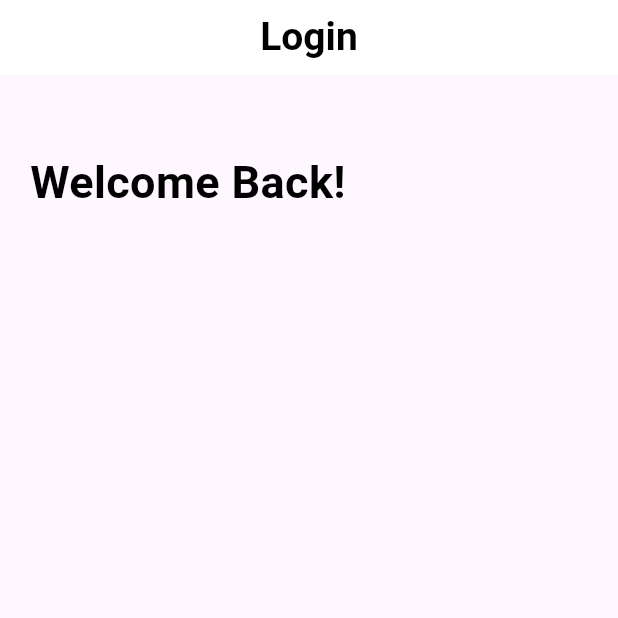
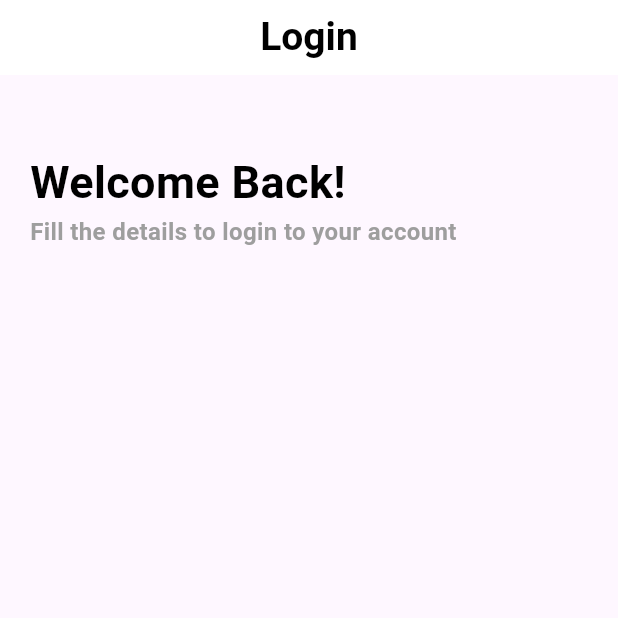
Before and after one commit to Jakaria1152/Job-Finder-, a Flutter app: the screen it shows after launch, on a phone screen of 412 x 824 dp, the top half of it. Run offline on Flutter 3.47's test engine with Material 3 defaults, Android fonts, the phone set to English and light mode, and no system bars.

```diff
--- a/lib/views/ui/login_page.dart
+++ b/lib/views/ui/login_page.dart
@@ -40,7 +40,14 @@ child: GestureDetector(
           padding: EdgeInsets.zero,
           children: [
 SizedBox(height: 50,),
-            ReusableText(text: 'Welcome Back!', style: TextStyle(fontSize: 30,fontWeight: FontWeight.w600, color: Colors.black))
+            ReusableText(text: 'Welcome Back!', style: TextStyle(fontSize: 30,fontWeight: FontWeight.w600, color: Colors.black)),
+            ReusableText(text: 'Fill the details to login to your account', style: TextStyle(
+              color: Colors.grey,
+              fontSize: 16,
+              fontWeight: FontWeight.w600
+            )),
+            SizedBox(height: 50,),
+
           ],
         ),
       ),
```
Also changed, not shown: lib/views/common/custom_text_field.dart (added, +49 -0 lines).
